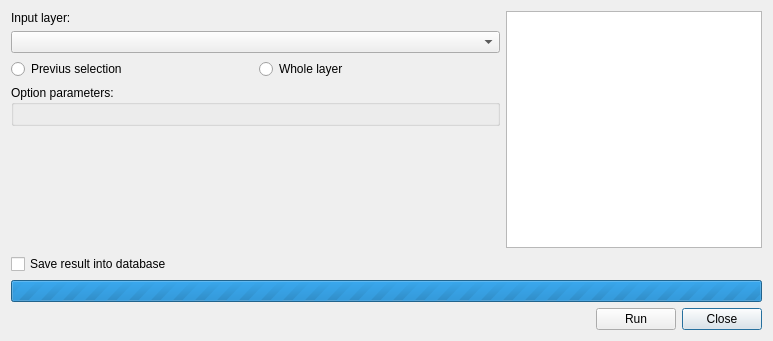
Giswater/giswater_qgis_plugin, file ui/api_toolbox_functions.ui: the form before one commit.
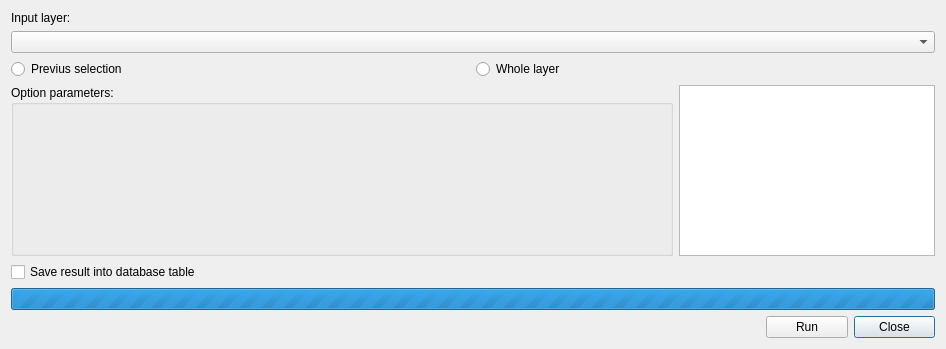
The form after the commit.

Patch:
```diff
--- a/ui/api_toolbox_functions.ui
+++ b/ui/api_toolbox_functions.ui
@@ -6,42 +6,75 @@
    <rect>
     <x>0</x>
     <y>0</y>
-    <width>773</width>
-    <height>341</height>
+    <width>946</width>
+    <height>349</height>
    </rect>
   </property>
   <property name="windowTitle">
    <string>Toolbox</string>
   </property>
   <layout class="QGridLayout" name="gridLayout_2">
-   <item row="2" column="0">
-    <spacer name="horizontalSpacer">
-     <property name="orientation">
-      <enum>Qt::Horizontal</enum>
-     </property>
-     <property name="sizeHint" stdset="0">
-      <size>
-       <width>40</width>
-       <height>20</height>
-      </size>
-     </property>
-    </spacer>
-   </item>
-   <item row="2" column="2">
+   <item row="5" column="3">
     <widget class="QPushButton" name="btn_close">
      <property name="text">
       <string>Close</string>
      </property>
     </widget>
    </item>
-   <item row="2" column="1">
-    <widget class="QPushButton" name="btn_run">
-     <property name="text">
-      <string>Run</string>
-     </property>
-    </widget>
+   <item row="0" column="0" colspan="4">
+    <layout class="QGridLayout" name="gridLayout">
+     <item row="2" column="1">
+      <widget class="QRadioButton" name="rbt_layer">
+       <property name="sizePolicy">
+        <sizepolicy hsizetype="Expanding" vsizetype="Fixed">
+         <horstretch>0</horstretch>
+         <verstretch>0</verstretch>
+        </sizepolicy>
+       </property>
+       <property name="text">
+        <string>Whole layer</string>
+       </property>
+      </widget>
+     </item>
+     <item row="0" column="0" colspan="2">
+      <widget class="QLabel" name="lbl_input_layer">
+       <property name="sizePolicy">
+        <sizepolicy hsizetype="Preferred" vsizetype="Maximum">
+         <horstretch>0</horstretch>
+         <verstretch>0</verstretch>
+        </sizepolicy>
+       </property>
+       <property name="text">
+        <string>Input layer:</string>
+       </property>
+      </widget>
+     </item>
+     <item row="1" column="0" colspan="2">
+      <widget class="QComboBox" name="cmb_layers">
+       <property name="sizePolicy">
+        <sizepolicy hsizetype="Preferred" vsizetype="Preferred">
+         <horstretch>0</horstretch>
+         <verstretch>0</verstretch>
+        </sizepolicy>
+       </property>
+      </widget>
+     </item>
+     <item row="2" column="0">
+      <widget class="QRadioButton" name="rbt_previous">
+       <property name="sizePolicy">
+        <sizepolicy hsizetype="Expanding" vsizetype="Fixed">
+         <horstretch>0</horstretch>
+         <verstretch>0</verstretch>
+        </sizepolicy>
+       </property>
+       <property name="text">
+        <string>Previus selection</string>
+       </property>
+      </widget>
+     </item>
+    </layout>
    </item>
-   <item row="1" column="0" colspan="3">
+   <item row="3" column="0" colspan="4">
     <widget class="QProgressBar" name="progressBar">
      <property name="maximum">
       <number>0</number>
@@ -57,101 +90,72 @@
      </property>
     </widget>
    </item>
-   <item row="0" column="0" colspan="3">
-    <layout class="QGridLayout" name="gridLayout">
-     <item row="2" column="0">
-      <widget class="QRadioButton" name="rbt_previous">
-       <property name="sizePolicy">
-        <sizepolicy hsizetype="Expanding" vsizetype="Fixed">
-         <horstretch>0</horstretch>
-         <verstretch>0</verstretch>
-        </sizepolicy>
-       </property>
-       <property name="text">
-        <string>Previus selection</string>
-       </property>
-      </widget>
-     </item>
-     <item row="0" column="2" rowspan="5">
-      <widget class="QTextEdit" name="txt_info">
-       <property name="sizePolicy">
-        <sizepolicy hsizetype="Preferred" vsizetype="Preferred">
-         <horstretch>0</horstretch>
-         <verstretch>0</verstretch>
-        </sizepolicy>
-       </property>
-      </widget>
-     </item>
-     <item row="2" column="1">
-      <widget class="QRadioButton" name="rbt_layer">
-       <property name="sizePolicy">
-        <sizepolicy hsizetype="Expanding" vsizetype="Fixed">
-         <horstretch>0</horstretch>
-         <verstretch>0</verstretch>
-        </sizepolicy>
-       </property>
-       <property name="text">
-        <string>Whole layer</string>
-       </property>
-      </widget>
-     </item>
-     <item row="1" column="0" colspan="2">
-      <widget class="QComboBox" name="cmb_layers">
-       <property name="sizePolicy">
-        <sizepolicy hsizetype="Preferred" vsizetype="Preferred">
-         <horstretch>0</horstretch>
-         <verstretch>0</verstretch>
-        </sizepolicy>
-       </property>
-      </widget>
-     </item>
-     <item row="0" column="0" colspan="2">
-      <widget class="QLabel" name="lbl_input_layer">
-       <property name="sizePolicy">
-        <sizepolicy hsizetype="Preferred" vsizetype="Maximum">
-         <horstretch>0</horstretch>
-         <verstretch>0</verstretch>
-        </sizepolicy>
-       </property>
-       <property name="text">
-        <string>Input layer:</string>
-       </property>
-      </widget>
-     </item>
-     <item row="4" column="0" colspan="2">
-      <spacer name="verticalSpacer">
-       <property name="orientation">
-        <enum>Qt::Vertical</enum>
-       </property>
-       <property name="sizeHint" stdset="0">
-        <size>
-         <width>20</width>
-         <height>40</height>
-        </size>
-       </property>
-      </spacer>
-     </item>
-     <item row="3" column="0" colspan="2">
+   <item row="1" column="1" colspan="3">
+    <widget class="QTextEdit" name="txt_info">
+     <property name="sizePolicy">
+      <sizepolicy hsizetype="Preferred" vsizetype="Preferred">
+       <horstretch>0</horstretch>
+       <verstretch>0</verstretch>
+      </sizepolicy>
+     </property>
+    </widget>
+   </item>
+   <item row="2" column="0">
+    <widget class="QCheckBox" name="chk_save">
+     <property name="text">
+      <string>Save result into database table</string>
+     </property>
+    </widget>
+   </item>
+   <item row="1" column="0">
+    <layout class="QHBoxLayout" name="horizontalLayout_2">
+     <item>
       <widget class="QGroupBox" name="grb_parameters">
        <property name="title">
         <string>Option parameters:</string>
        </property>
        <layout class="QGridLayout" name="gridLayout_3">
         <item row="0" column="0">
-         <layout class="QGridLayout" name="grl_option_parameters"/>
+         <layout class="QGridLayout" name="grl_option_parameters" rowstretch="0" columnstretch="0"/>
+        </item>
+        <item row="1" column="0">
+         <spacer name="verticalSpacer">
+          <property name="orientation">
+           <enum>Qt::Vertical</enum>
+          </property>
+          <property name="sizeHint" stdset="0">
+           <size>
+            <width>20</width>
+            <height>40</height>
+           </size>
+          </property>
+         </spacer>
         </item>
        </layout>
       </widget>
      </item>
-     <item row="5" column="0" colspan="3">
-      <widget class="QCheckBox" name="chk_save">
-       <property name="text">
-        <string>Save result into database</string>
-       </property>
-      </widget>
-     </item>
     </layout>
    </item>
+   <item row="5" column="2">
+    <widget class="QPushButton" name="btn_run">
+     <property name="text">
+      <string>Run</string>
+     </property>
+    </widget>
+   </item>
+   <item row="5" column="0">
+    <spacer name="horizontalSpacer">
+     <property name="orientation">
+      <enum>Qt::Horizontal</enum>
+     </property>
+     <property name="sizeHint" stdset="0">
+      <size>
+       <width>40</width>
+       <height>20</height>
+      </size>
+     </property>
+    </spacer>
+   </item>
   </layout>
  </widget>
  <resources/>
```
